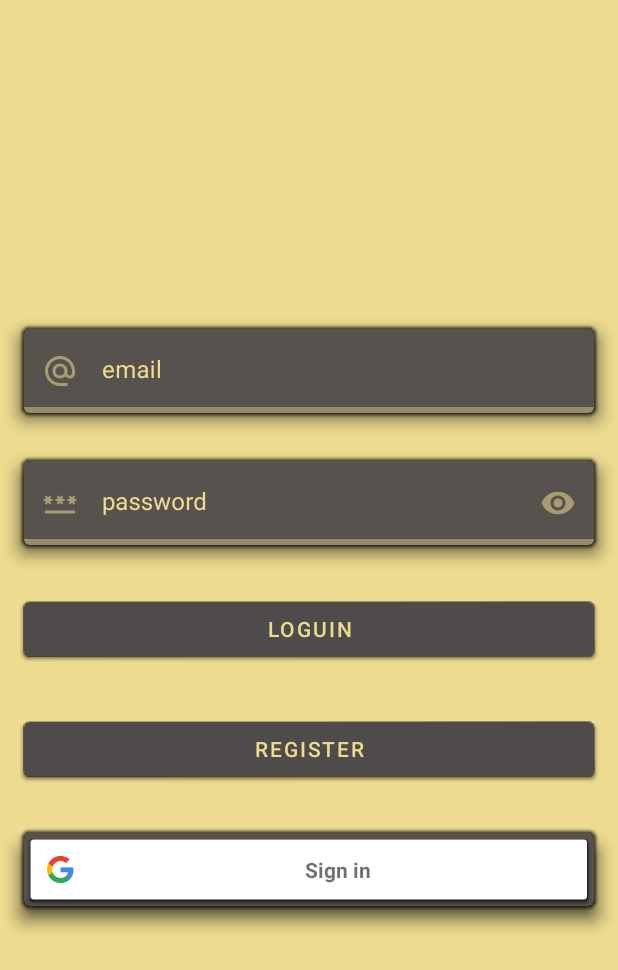
After one commit to xavierenti/bloque-2-firebase, an Android app: the fragment LoguinScreen placed in its activity, on a phone screen of 412 x 824 dp. The commit adds this screen. Shown: the top 970 px of the screen. Run offline under Robolectric (Android 15) with nearby library versions, the phone set to English and light mode, and no system bars; libraries missing offline, so code that uses them is left out: com.firebase.ui.

Commit message:
no puedo mas

```diff
--- a/app/build.gradle
+++ b/app/build.gradle
@@ -49,4 +49,5 @@ dependencies {
     implementation("com.google.firebase:firebase-analytics")
     //crashealitics
     implementation 'com.google.firebase:firebase-crashlytics-ktx'
+    implementation("com.firebaseui:firebase-ui-auth:7.2.0")
 }
--- a/app/src/main/java/com/enti/dostres/dam/xaviermassanedaarmengol/modulodosfirebase/Classes/Firebase/MyFirebase.kt
+++ b/app/src/main/java/com/enti/dostres/dam/xaviermassanedaarmengol/modulodosfirebase/Classes/Firebase/MyFirebase.kt
@@ -2,13 +2,16 @@ package com.enti.dostres.dam.xaviermassanedaarmengol.modulodosfirebase.Classes.F
 
 import android.app.Application
 
+typealias FB = MyFirebase
 class MyFirebase {
     companion object{
         lateinit var analytics: MyFirebaseAnalytics
         val crashlytics = MyFirebaseCrashalytics()
+        lateinit var auth: MyFirebaseAuth
 
         fun init(appContect : Application){
             analytics = MyFirebaseAnalytics(appContect)
+            auth = MyFirebaseAuth(appContect)
         }
     }
 }
--- /dev/null
+++ b/app/src/main/java/com/enti/dostres/dam/xaviermassanedaarmengol/modulodosfirebase/Fragments/Components/AppDrawer.kt
@@ -0,0 +1,69 @@
+package com.enti.dostres.dam.xaviermassanedaarmengol.modulodosfirebase.Fragments.Components
+
+import android.os.Bundle
+import android.view.LayoutInflater
+import android.view.View
+import android.view.ViewGroup
+import androidx.drawerlayout.widget.DrawerLayout
+import androidx.fragment.app.Fragment
+import com.enti.dostres.dam.xaviermassanedaarmengol.modulodosfirebase.Fragments.Screens.LoguinScreen
+import com.enti.dostres.dam.xaviermassanedaarmengol.modulodosfirebase.R
+import com.google.android.material.navigation.NavigationView
+
+class AppDrawer : Fragment() {
+    companion object{
+        private lateinit var Instance:AppDrawer
+
+        fun get() = Instance
+    }
+
+    lateinit var fragmentView : View
+
+    lateinit var drawer: DrawerLayout
+    lateinit var navigationDrawer: NavigationView
+
+    override fun onCreate (SavedInstanceState:Bundle?){
+        super.onCreate(SavedInstanceState)
+        Instance = this
+    }
+
+    override fun onCreateView(
+        inflater: LayoutInflater,
+        container:ViewGroup?,
+        savedInstanceState: Bundle?
+    ): View?{
+        fragmentView = inflater.inflate(R.layout.component_navigationdrawer,container,false)
+
+        drawer = fragmentView.findViewById(R.id.app_drawer)
+        navigationDrawer = fragmentView.findViewById(R.id.navigation_drawer)
+
+        return fragmentView
+    }
+
+    override fun onViewCreated(view:View,savedInstanceState: Bundle?){
+        super.onViewCreated(view,savedInstanceState)
+
+        navigationDrawer.setNavigationItemSelectedListener { menuItem ->
+            when(menuItem.itemId){
+                R.id.login_drawer_button -> {
+
+                    val loguinScreen = LoguinScreen()
+                    val transaction = childFragmentManager.beginTransaction()
+                    transaction.setCustomAnimations(R.anim.enter_from_right, R.anim.exit_to_right, R.anim.enter_from_right, R.anim.exit_to_right)
+                        .replace(R.id.reusableDialogsContainer, loguinScreen)
+                        .addToBackStack(null)
+                        .commit()
+
+                    drawer.closeDrawers()
+                }
+            }
+            true
+        }
+
+    }
+
+    fun Open(){
+        drawer.open()
+    }
+
+}
--- a/app/src/main/java/com/enti/dostres/dam/xaviermassanedaarmengol/modulodosfirebase/Fragments/Components/AppToolbar.kt
+++ b/app/src/main/java/com/enti/dostres/dam/xaviermassanedaarmengol/modulodosfirebase/Fragments/Components/AppToolbar.kt
@@ -42,6 +42,10 @@ class AppToolbar:Fragment() {
     override fun onViewCreated(view: View, savedInstanceState: Bundle?) {
         super.onViewCreated(view, savedInstanceState)
 
+        toolbar.setNavigationOnClickListener {menuItem ->
+            AppDrawer.get().Open()
+        }
+
         toolbar.setOnMenuItemClickListener { menuItem ->
 
             when(menuItem.itemId){
--- /dev/null
+++ b/app/src/main/java/com/enti/dostres/dam/xaviermassanedaarmengol/modulodosfirebase/Fragments/Screens/LoguinScreen.kt
@@ -0,0 +1,151 @@
+package com.enti.dostres.dam.xaviermassanedaarmengol.modulodosfirebase.Fragments.Screens
+
+import android.app.Activity.RESULT_OK
+import android.os.Bundle
+import android.view.LayoutInflater
+import android.view.View
+import android.view.ViewGroup
+import androidx.fragment.app.Fragment
+import com.enti.dostres.dam.xaviermassanedaarmengol.modulodosfirebase.Classes.Firebase.FB
+import com.enti.dostres.dam.xaviermassanedaarmengol.modulodosfirebase.Fragments.Components.AppDrawer
+import com.enti.dostres.dam.xaviermassanedaarmengol.modulodosfirebase.R
+import com.firebase.ui.auth.AuthUI
+import com.firebase.ui.auth.FirebaseAuthUIActivityResultContract
+import com.firebase.ui.auth.data.model.FirebaseAuthUIAuthenticationResult
+import com.google.android.gms.common.SignInButton
+import com.google.android.material.button.MaterialButton
+import com.google.android.material.card.MaterialCardView
+import com.google.android.material.snackbar.Snackbar
+import com.google.android.material.textfield.TextInputLayout
+import com.google.firebase.ktx.Firebase
+
+class LoguinScreen:Fragment() {
+
+    lateinit var fragmentView:View
+
+    val usernameContainer by lazy{fragmentView.findViewById<MaterialCardView>(R.id.usernameInputContainer)}
+    val usernameField by lazy{fragmentView.findViewById<TextInputLayout>(R.id.usernameInput)}
+
+    val passwordContainer by lazy{fragmentView.findViewById<MaterialCardView>(R.id.passwordInputContainer)}
+    val passwordField by lazy{fragmentView.findViewById<TextInputLayout>(R.id.passwordInput)}
+
+    val verifyPasswordContainer by lazy{fragmentView.findViewById<MaterialCardView>(R.id.berifayPasswordInputContainer)}
+    val verifyPasswordField by lazy{fragmentView.findViewById<TextInputLayout>(R.id.berifayPasswordInput)}
+
+    val emailLoguinbutton by lazy{fragmentView.findViewById<MaterialButton>(R.id.loguinButon)}
+    val registerButton by lazy{fragmentView.findViewById<MaterialButton>(R.id.registerButon)}
+    val googleAuthButton by lazy{fragmentView.findViewById<SignInButton>(R.id.loguin_google_button)}
+
+
+    val singInLauncher = registerForActivityResult(
+        FirebaseAuthUIActivityResultContract()
+    ){res ->
+        this.onSingInResult(res)
+    }
+
+    override fun onCreate(savedInstanceState: Bundle?) {
+        super.onCreate(savedInstanceState)
+    }
+
+
+
+    override fun onCreateView(
+        inflater: LayoutInflater,
+        container: ViewGroup?,
+        savedInstanceState: Bundle?
+    ): View? {
+        fragmentView = inflater.inflate(R.layout.loguin_screen, container, false)
+
+        return fragmentView
+    }
+
+    override fun onViewCreated(view: View, savedInstanceState: Bundle?) {
+        super.onViewCreated(view, savedInstanceState)
+
+        emailLoguinbutton.setOnClickListener{emailLoguin()}
+        registerButton.setOnClickListener { startRegister() }
+        googleAuthButton.setOnClickListener{googleAuth()}
+    }
+
+    private fun emailLoguin(){
+
+    }
+
+    private fun startRegister(){
+        verifyPasswordContainer.visibility=View.VISIBLE
+
+        emailLoguinbutton.text = getString(R.string.back_to_loguin_button)
+        registerButton.text = getString(R.string.finish_register_button)
+
+        emailLoguinbutton.setOnClickListener {
+
+            verifyPasswordContainer.visibility = View.GONE
+
+            emailLoguinbutton.text = getString(R.string.loguin_button)
+            emailLoguinbutton.setOnClickListener { emailLoguin() }
+
+            registerButton.text = getString(R.string.register_button)
+            registerButton.setOnClickListener { startRegister() }
+        }
+
+        registerButton.setOnClickListener { endRegister() }
+    }
+
+    private fun endRegister(){
+
+    }
+
+    private fun googleAuth(){
+        val providers= arrayListOf(
+        AuthUI.IdpConfig.EmailBuilder().build(),
+        AuthUI.IdpConfig.GoogleBuilder().build(),
+        )
+        val singInIntent = AuthUI.getInstance()
+            .createSignInIntentBuilder()
+            .setAvailableProviders(providers)
+            .build()
+
+        singInLauncher.launch(singInIntent)
+    }
+
+    private fun onSingInResult(result:FirebaseAuthUIAuthenticationResult){
+        if(result.resultCode == RESULT_OK){
+
+            parentFragmentManager.popBackStack()
+
+            FB.auth.getUser()?.let { user ->
+
+                Snackbar.make(
+                    AppDrawer.get().fragmentView,
+                    getString(R.string.user_loguin_message, user.displayName),
+                    Snackbar.LENGTH_LONG
+                ).show()
+
+            }?:{
+                FB.crashlytics.logSimpleError("Loguin Error No User"){
+                    key("code", result.resultCode)
+                    key("data", result.toString())
+                }
+
+                Snackbar.make(
+                    AppDrawer.get().fragmentView,
+                    getString(R.string.loguin_error),
+                    Snackbar.LENGTH_LONG
+                ).show()
+
+            }
+        }else{
+            FB.crashlytics.logSimpleError("Loguin error"){
+                key("code", result.resultCode)
+                key("data", result.toString())
+            }
+
+            Snackbar.make(
+                AppDrawer.get().fragmentView,
+                getString(R.string.loguin_error),
+                Snackbar.LENGTH_LONG
+            ).show()
+        }
+    }
+
+}
--- /dev/null
+++ b/app/src/main/res/drawable/profile_icon.xml
@@ -0,0 +1,5 @@
+<vector android:height="24dp" android:tint="#FFFFFF"
+    android:viewportHeight="24" android:viewportWidth="24"
+    android:width="24dp" xmlns:android="http://schemas.android.com/apk/res/android">
+    <path android:fillColor="@android:color/white" android:pathData="M12,12c2.21,0 4,-1.79 4,-4s-1.79,-4 -4,-4 -4,1.79 -4,4 1.79,4 4,4zM12,14c-2.67,0 -8,1.34 -8,4v2h16v-2c0,-2.66 -5.33,-4 -8,-4z"/>
+</vector>
--- /dev/null
+++ b/app/src/main/res/layout/loguin_screen.xml
@@ -0,0 +1,123 @@
+<?xml version="1.0" encoding="utf-8"?>
+<androidx.coordinatorlayout.widget.CoordinatorLayout xmlns:android="http://schemas.android.com/apk/res/android"
+    android:layout_width="match_parent"
+    android:layout_height="match_parent"
+    xmlns:app="http://schemas.android.com/apk/res-auto"
+    xmlns:tool="http://schemas.android.com/tools"
+    android:background="?attr/colorPrimary">
+
+    <LinearLayout
+        android:layout_width="match_parent"
+        android:layout_height="match_parent"
+        android:gravity="center"
+        android:orientation="vertical"
+        android:animateLayoutChanges="true"
+        >
+
+        <com.google.android.material.card.MaterialCardView
+            android:id="@+id/usernameInputContainer"
+            android:layout_width="match_parent"
+            android:layout_height="wrap_content"
+            android:layout_margin="@dimen/margin_normal">
+
+            <com.google.android.material.textfield.TextInputLayout
+                android:id="@+id/usernameInput"
+                android:layout_width="match_parent"
+                android:layout_height="wrap_content"
+                android:hint="@string/field_email_label"
+                app:startIconDrawable="@drawable/email_icon">
+
+                <com.google.android.material.textfield.TextInputEditText
+                    android:layout_width="match_parent"
+                    android:layout_height="wrap_content">
+
+                </com.google.android.material.textfield.TextInputEditText>
+            </com.google.android.material.textfield.TextInputLayout>
+        </com.google.android.material.card.MaterialCardView>
+
+        <com.google.android.material.card.MaterialCardView
+            android:id="@+id/passwordInputContainer"
+            android:layout_width="match_parent"
+            android:layout_height="wrap_content"
+            android:layout_margin="@dimen/margin_normal">
+
+            <com.google.android.material.textfield.TextInputLayout
+                android:id="@+id/passwordInput"
+                android:layout_width="match_parent"
+                android:layout_height="wrap_content"
+                android:hint="@string/field_password_label"
+                app:startIconDrawable="@drawable/password_icon"
+                app:endIconMode="password_toggle">
+
+                <com.google.android.material.textfield.TextInputEditText
+                    android:layout_width="match_parent"
+                    android:layout_height="wrap_content"
+                    android:inputType="textPassword">
+
+                </com.google.android.material.textfield.TextInputEditText>
+            </com.google.android.material.textfield.TextInputLayout>
+        </com.google.android.material.card.MaterialCardView>
+
+        <com.google.android.material.card.MaterialCardView
+            android:id="@+id/berifayPasswordInputContainer"
+            android:layout_width="match_parent"
+            android:layout_height="wrap_content"
+            android:layout_margin="@dimen/margin_normal"
+            android:visibility="gone"
+            tool:visibility="visible">
+
+            <com.google.android.material.textfield.TextInputLayout
+                android:id="@+id/berifayPasswordInput"
+                android:layout_width="match_parent"
+                android:layout_height="wrap_content"
+                android:hint="@string/field_verify_password_label"
+                app:startIconDrawable="@drawable/password_icon"
+                app:endIconMode="password_toggle">
+
+                <com.google.android.material.textfield.TextInputEditText
+                    android:layout_width="match_parent"
+                    android:layout_height="wrap_content"
+                    android:inputType="textPassword">
+
+                </com.google.android.material.textfield.TextInputEditText>
+            </com.google.android.material.textfield.TextInputLayout>
+        </com.google.android.material.card.MaterialCardView>
+
+        <com.google.android.material.button.MaterialButton
+            android:id="@+id/loguinButon"
+            android:layout_width="match_parent"
+            android:layout_height="wrap_content"
+            android:layout_marginStart="@dimen/margin_normal"
+            android:layout_marginTop="@dimen/margin_normal"
+            android:layout_marginEnd="@dimen/margin_normal"
+            android:layout_marginBottom="@dimen/margin_normal"
+            android:text="@string/loguin_button" />
+
+        <com.google.android.material.button.MaterialButton
+            android:id="@+id/registerButon"
+            android:layout_width="match_parent"
+            android:layout_height="wrap_content"
+            android:layout_marginStart="@dimen/margin_normal"
+            android:layout_marginTop="@dimen/margin_normal"
+            android:layout_marginEnd="@dimen/margin_normal"
+            android:layout_marginBottom="@dimen/margin_normal"
+            android:text="@string/register_button"
+            android:elevation="0dp"/>
+
+        <com.google.android.material.card.MaterialCardView
+            android:layout_width="match_parent"
+            android:layout_height="wrap_content"
+            android:layout_margin="@dimen/margin_normal">
+
+            <com.google.android.gms.common.SignInButton
+                android:id="@+id/loguin_google_button"
+                android:layout_width="match_parent"
+                android:layout_height="wrap_content"/>
+
+        </com.google.android.material.card.MaterialCardView>
+
+
+
+    </LinearLayout>
+
+</androidx.coordinatorlayout.widget.CoordinatorLayout>
--- a/app/src/main/res/layout/main_activity.xml
+++ b/app/src/main/res/layout/main_activity.xml
@@ -5,36 +5,14 @@
     xmlns:app="http://schemas.android.com/apk/res-auto"
     xmlns:tools="http://schemas.android.com/tools">
 
-    <RelativeLayout
-        android:layout_width="match_parent"
-        android:layout_height="match_parent">
-
-        <androidx.fragment.app.FragmentContainerView
-            android:id="@+id/materialToolbar"
-            android:name="com.enti.dostres.dam.xaviermassanedaarmengol.modulodosfirebase.Fragments.Components.AppToolbar"
-            android:layout_width="match_parent"
-            android:layout_height="wrap_content"
-            android:layout_alignParentTop="true"
-            tools:layout="@layout/component_toolbar"/>
-
-        <androidx.fragment.app.FragmentContainerView
-            android:id="@+id/component_navhost_container"
-            android:name="com.enti.dostres.dam.xaviermassanedaarmengol.modulodosfirebase.Fragments.Components.AppNavHost"
-            android:layout_width="match_parent"
-            android:layout_height="match_parent"
-            android:layout_below="@+id/materialToolbar"
-            android:layout_above="@id/materialToolbar"/>
-
-        <androidx.fragment.app.FragmentContainerView
-            android:id="@+id/componentBottomNavigationBar"
-            android:name="com.enti.dostres.dam.xaviermassanedaarmengol.modulodosfirebase.Fragments.Components.AppBottomBar"
-            android:layout_width="match_parent"
-            android:layout_height="wrap_content"
-            android:layout_alignParentBottom="true"
-            tools:layout="@layout/component_bottombar"/>
 
 
-
-    </RelativeLayout>
+    <androidx.fragment.app.FragmentContainerView
+        android:id="@+id/navigation_drawer_container"
+        android:name="com.enti.dostres.dam.xaviermassanedaarmengol.modulodosfirebase.Fragments.Components.AppDrawer"
+        android:layout_width="match_parent"
+        android:layout_height="match_parent"
+        android:layout="@layout/component_navigationdrawer"
+        />
 
 </androidx.coordinatorlayout.widget.CoordinatorLayout>
--- a/app/src/main/res/values/strings.xml
+++ b/app/src/main/res/values/strings.xml
@@ -4,4 +4,12 @@
     <string name="field_password_label">password</string>
     <string name="home_title">home</string>
     <string name="chat_title">chat</string>
+    <string name="loguin_label">Login</string>
+    <string name="field_verify_password_label">Verify Password\n</string>
+    <string name="loguin_button">LOGUIN</string>
+    <string name="register_button">Register</string>
+    <string name="back_to_loguin_button">back to loguin</string>
+    <string name="finish_register_button">finish register</string>
+    <string name="user_loguin_message">hello %s you are logged</string>
+    <string name="loguin_error">Error on login</string>
 </resources>
--- a/app/src/main/res/values/themes.xml
+++ b/app/src/main/res/values/themes.xml
@@ -26,13 +26,23 @@
         <!-- -->
 
         <!-- Customize your theme here. -->
+        <item name="navigationViewStyle">@style/ModuloDosFirebase.Drawer </item>
+
         <item name="toolbarStyle">@style/ModuloDosFirebase.Toolbar</item>
         <item name="materialCardViewStyle">@style/ModuloDosFirebase.CardView</item>
         <item name="textInputStyle">@style/ModuloDosFirebase.Input</item>
+        <item name="snackbarStyle">@style/ModuloDosFirebase.Snackbar</item>
+        <item name="snackbarTextViewStyle">@style/ModuloDosFirebase.Snackbar.TextView</item>
         <!--Buttons-->
         <item name="materialButtonStyle">@style/ModuloDosFirebase.Button</item>
         <item name="floatingActionButtonStyle">@style/ModuloDosFirebase.FloatingButton</item>
         <item name="extendedFloatingActionButtonStyle">@style/ModuloDosFirebase.ExtendedFloatingButton</item>
+    </style>
+
+    <style name="ModuloDosFirebase.Drawer" parent="Widget.MaterialComponents.NavigationView">
+        <item name="itemIconTint">@color/baseLight</item>
+        <item name="itemTextColor">@color/baseLight</item>
+        <item name="elevation">@dimen/shadow_elevation</item>
     </style>
 
     <style name="ModuloDosFirebase.CardView" parent="Widget.MaterialComponents.CardView">
@@ -68,4 +78,11 @@
         <item name="backgroundTint">@color/Grey</item>
         <item name="android:textColor">@color/baseLight</item>
     </style>
+    <style name="ModuloDosFirebase.Snackbar" parent="Widget.MaterialComponents.Snackbar">
+        <item name="elevation">@dimen/shadow_elevation</item>
+    </style>
+    <style name="ModuloDosFirebase.Snackbar.TextView" parent="Widget.MaterialComponents.Snackbar.TextView">
+        <item name="android:textColor">@color/baseLight</item>
+    </style>
+
 </resources>
```
Also changed, not shown: app/src/main/java/com/enti/dostres/dam/xaviermassanedaarmengol/modulodosfirebase/Classes/Firebase/MyFirebaseAuth.kt (added, +15 -0 lines), app/src/main/res/layout/component_navigationdrawer.xml (added, +59 -0 lines), app/src/main/res/menu/navigation_drawer_menu.xml (added, +13 -0 lines), 1 other file.
